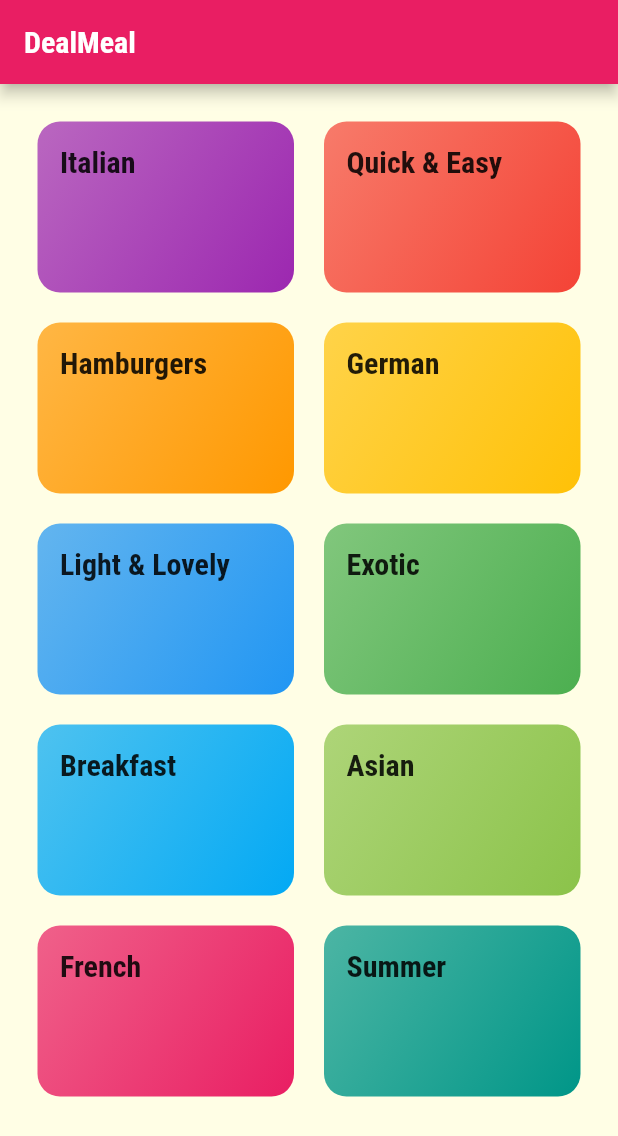
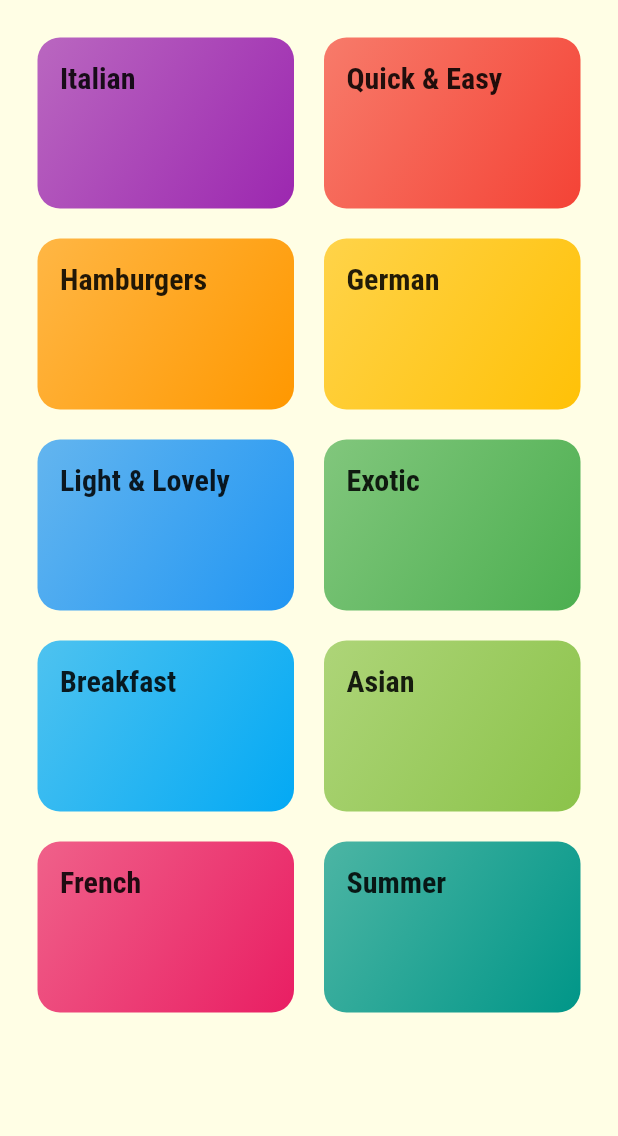
Before and after one commit to jiahaoliuliu/FlutterAndDartTheCompleteGuide-2022Edition, a Flutter app: the CategoriesScreen widget shown alone on an empty page, opened directly, on a phone screen of 412 x 824 dp. Shown: the top 1136 px of the screen. Run offline on Flutter 3.47's test engine with Material 2 defaults, Android fonts, the phone set to English and light mode, and no system bars.

Commit message:
Removed the scaffold from categories_screen. Added initial index to tabs screen

```diff
--- a/section7/lib/screen/categories_screen.dart
+++ b/section7/lib/screen/categories_screen.dart
@@ -9,9 +9,7 @@ class CategoriesScreen extends StatelessWidget {
 
   @override
   Widget build(BuildContext context) {
-    return Scaffold(
-      appBar: AppBar(title: const Text('DealMeal')),
-      body: GridView(
+    return GridView(
       padding: const EdgeInsets.all(25),
       children: DUMMY_CATEGORIES
           .map((catData) => CategoryItem(
@@ -25,7 +23,6 @@ class CategoriesScreen extends StatelessWidget {
           childAspectRatio: 3 / 2,
           crossAxisSpacing: 20,
           mainAxisSpacing: 20),
-      ),
     );
   }
 }
--- a/section7/lib/screen/tabs_screen.dart
+++ b/section7/lib/screen/tabs_screen.dart
@@ -1,6 +1,5 @@
 import 'package:flutter/material.dart';
-import 'package:flutter_complete_guide/screen/favorites_screen.dart';
-
+import './favorites_screen.dart';
 import './categories_screen.dart';
 
 class TabsScreen extends StatefulWidget {
@@ -13,6 +12,7 @@ class _TabsScreenState extends State<TabsScreen> {
   Widget build(BuildContext context) {
     return DefaultTabController(
       length: 2,
+      initialIndex: 1,
       child: Scaffold(
         appBar: AppBar(
           title: Text('Meals'),
```
Lines whose indentation alone changed are shown as unchanged.
